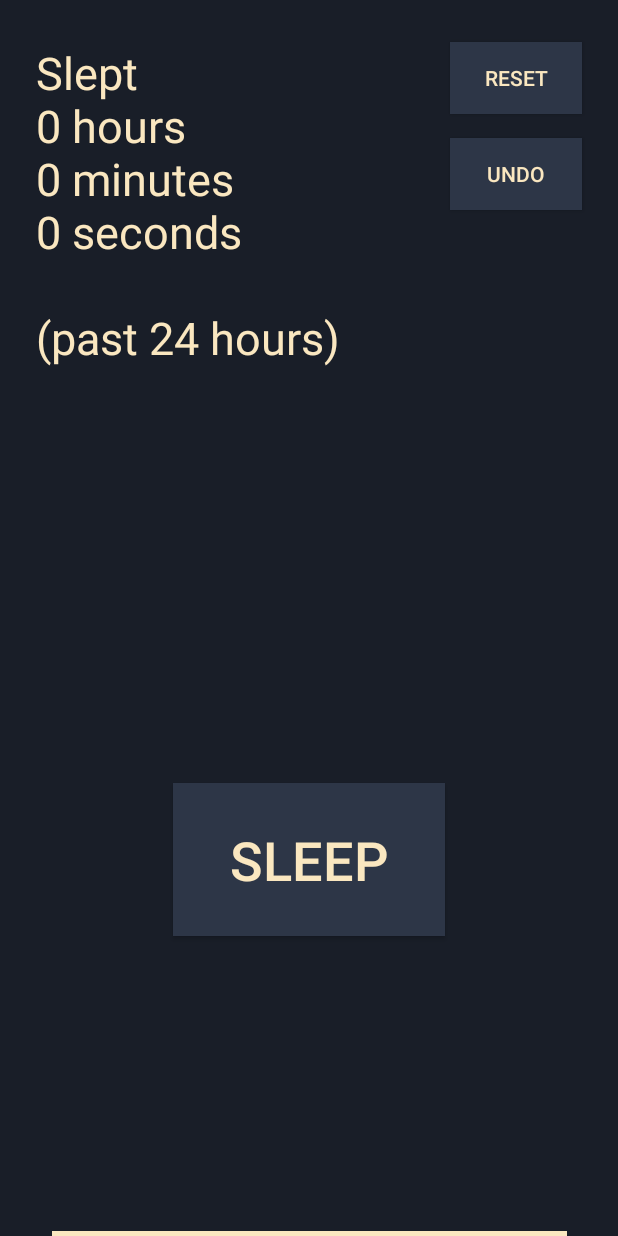
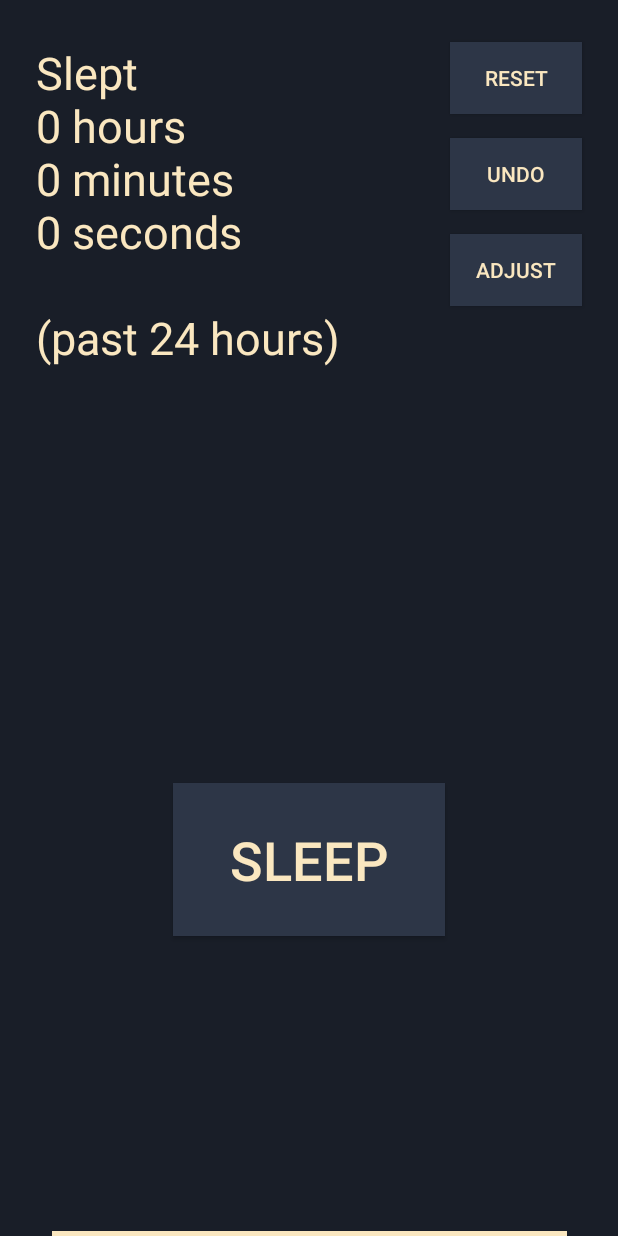
Before and after one commit to Lambbda/ZZZ, an Android app: the screen it shows after launch (MainActivity), on a phone screen of 412 x 824 dp. Run offline under Robolectric (Android 15) with nearby library versions, the phone set to English and light mode, and no system bars.

Commit message:
Manual time adjustment

```diff
--- a/app/src/main/java/com/example/calendar/MainActivity.java
+++ b/app/src/main/java/com/example/calendar/MainActivity.java
@@ -138,6 +138,37 @@ public class MainActivity extends AppCompatActivity {
         };
         clock.start();
 
+        final Button add = findViewById(R.id.buttonadd);//Кнопка ручного добавления времени
+        final NumberPicker numberPicker = new NumberPicker(this);
+        numberPicker.setMaxValue(360);
+        numberPicker.setMinValue(0);
+        add.setOnClickListener(new View.OnClickListener() {
+            public void onClick(View v) {
+                AlertDialog.Builder builder = new AlertDialog.Builder(MainActivity.this,R.style.MyDialogTheme);
+                builder.setView(numberPicker);
+                builder.setMessage("Reset stats?")
+                        .setCancelable(true)
+                        .setNeutralButton("Cancel",
+                                new DialogInterface.OnClickListener() {
+                                    public void onClick(DialogInterface dialog, int id) {
+                                        dialog.cancel();
+                                    }
+                                })
+                        .setPositiveButton("OK", new DialogInterface.OnClickListener() {
+                            public void onClick(DialogInterface dialog, int id) {
+                                editor.clear();
+                                editor.commit();
+                                timeline.clear();
+                                undo1=null;
+                                undo2=null;
+                                updateDisplay();
+                            }
+                        });
+                AlertDialog alert = builder.create();
+                alert.show();
+            }
+        });
+
         final Button clear = findViewById(R.id.buttonclear);//Кнопка сброса графика с диалогом подтверждения
         clear.setOnClickListener(new View.OnClickListener() {
             public void onClick(View v) {
--- a/app/src/main/res/layout/activity_main.xml
+++ b/app/src/main/res/layout/activity_main.xml
@@ -58,6 +58,18 @@
         app:layout_constraintEnd_toEndOf="parent"
         app:layout_constraintTop_toTopOf="parent" />
 
+    <Button
+        android:id="@+id/buttonadd"
+        android:layout_width="wrap_content"
+        android:layout_height="wrap_content"
+        android:layout_marginTop="156dp"
+        android:layout_marginEnd="24dp"
+        android:background="#2d3647 "
+        android:text="adjust"
+        android:textColor="#FAE7C0"
+        app:layout_constraintEnd_toEndOf="parent"
+        app:layout_constraintTop_toTopOf="parent" />
+
     <ToggleButton
         android:id="@+id/buttonundo"
         android:layout_width="wrap_content"
```
